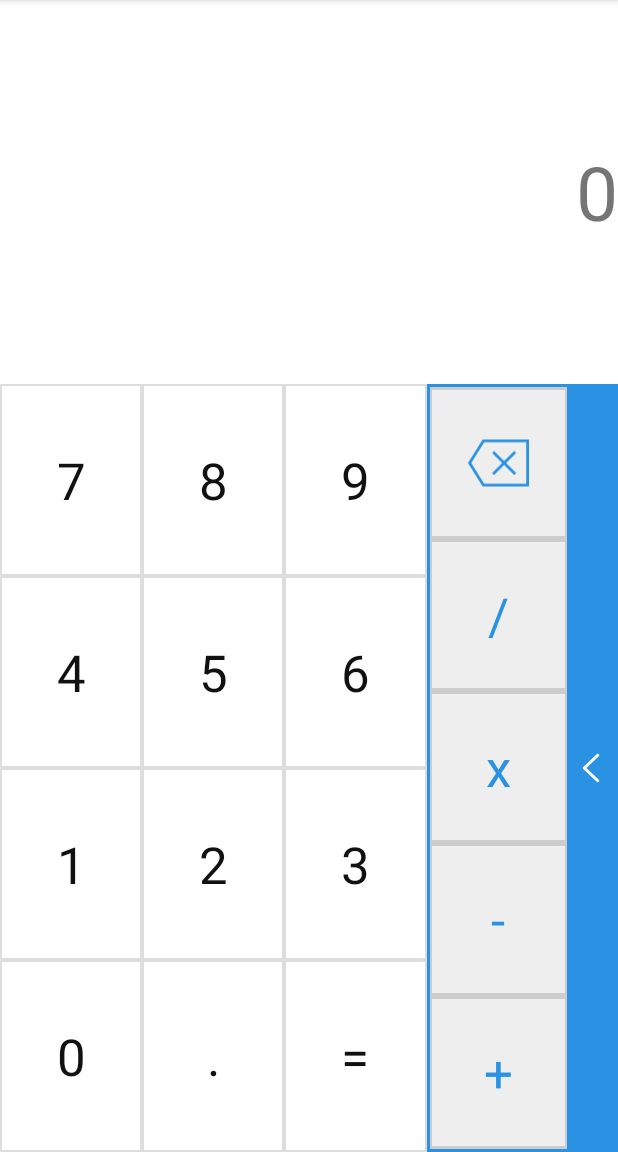
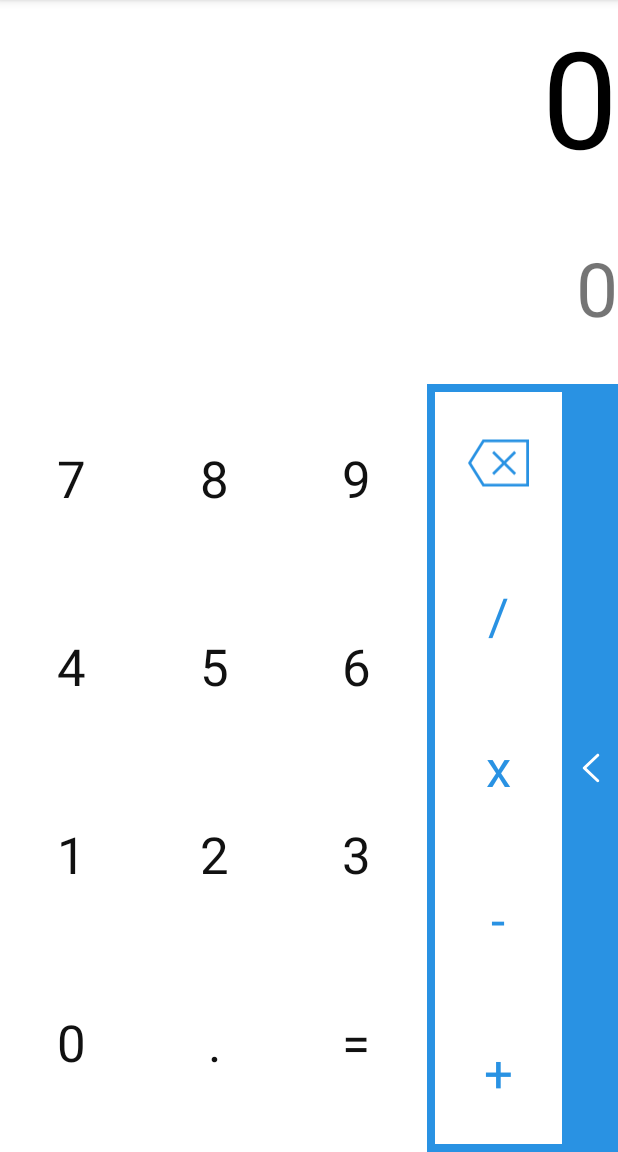
Before and after one commit to Dr33Deathman/AndoidDevelopment, an Android app: the screen it shows after launch (MainActivity), on a phone screen of 412 x 824 dp, the part 84-1236 px from its top. Run offline under Robolectric (Android 15) with nearby library versions, the phone set to English and light mode, and no system bars.

```diff
--- a/app/src/main/res/drawable/ic_backspace.xml
+++ b/app/src/main/res/drawable/ic_backspace.xml
@@ -6,9 +6,9 @@
   <path
       android:fillColor="#2992e3"
       android:pathData="M10.625,5.09L0,22.09l10.625,17H44.18v-34H10.625zM42.18,37.09H11.734l-9.375,-15l9.375,-15H42.18V37.09z"
-      android:strokeWidth="3"/>
+      android:strokeWidth="70"/>
   <path
       android:fillColor="#2992e3"
       android:pathData="M18.887,30.797l7.293,-7.293l7.293,7.293l1.414,-1.414l-7.293,-7.293l7.293,-7.293l-1.414,-1.414l-7.293,7.293l-7.293,-7.293l-1.414,1.414l7.293,7.293l-7.293,7.293z"
-      android:strokeWidth="3"/>
+      android:strokeWidth="70"/>
 </vector>
--- a/app/src/main/res/layout/activity_main.xml
+++ b/app/src/main/res/layout/activity_main.xml
@@ -7,112 +7,143 @@
     tools:context=".MainActivity">
 
     <TextView
-        android:id="@+id/editText"
+        android:id="@+id/inputText"
         android:layout_width="match_parent"
         android:layout_height="0dp"
-        android:layout_weight="2"
+        android:layout_weight="1"
         android:gravity="center|end"
-        android:text="0"
-        android:textSize="50dp" />
+        android:text="@string/_0"
+        android:textColor="@color/black"
+        android:textSize="90sp" />
+
+    <TextView
+        android:id="@+id/outputText"
+        android:layout_width="match_parent"
+        android:layout_height="0dp"
+        android:layout_weight="1"
+        android:gravity="center|end"
+        android:text="@string/_0"
+        android:textSize="50sp" />
 
     <LinearLayout
         android:layout_width="match_parent"
         android:layout_height="0dp"
-        android:layout_weight="4">
+        android:layout_weight="4"
+        android:weightSum="13">
 
-        <LinearLayout
+        <RelativeLayout
+            android:id="@+id/numbersKeypad"
             android:layout_width="0dp"
             android:layout_height="match_parent"
-            android:layout_weight="9"
-            android:orientation="vertical">
+            android:layout_weight="9">
 
-            <LinearLayout
-                android:layout_width="match_parent"
-                android:layout_height="0dp"
-                android:layout_weight="1"
-                android:orientation="horizontal">
             <TextView
+                android:id="@+id/_7"
                 style="@style/ButtonNumbers"
-                    android:text="7" />
+                android:text="@string/_7" />
+
             <TextView
+                android:id="@+id/_8"
                 style="@style/ButtonNumbers"
-                    android:text="8" />
+                android:layout_toEndOf="@id/_7"
+                android:text="@string/_8" />
+
             <TextView
+                android:id="@+id/_9"
                 style="@style/ButtonNumbers"
-                    android:text="9"/>
-            </LinearLayout>
-            <LinearLayout
-                android:layout_width="match_parent"
-                android:layout_height="0dp"
-                android:layout_weight="1"
-                android:orientation="horizontal">
+                android:layout_toEndOf="@id/_8"
+                android:text="@string/_9" />
+
             <TextView
+                android:id="@+id/_4"
                 style="@style/ButtonNumbers"
-                    android:text="4" />
+                android:layout_below="@id/_7"
+                android:text="@string/_4" />
+
             <TextView
+                android:id="@+id/_5"
                 style="@style/ButtonNumbers"
-                    android:text="5" />
+                android:layout_below="@id/_8"
+                android:layout_toEndOf="@id/_4"
+                android:text="@string/_5" />
+
             <TextView
+                android:id="@+id/_6"
                 style="@style/ButtonNumbers"
-                    android:text="6"/>
+                android:layout_below="@id/_9"
+                android:layout_toEndOf="@id/_5"
+                android:text="@string/_6" />
 
-            </LinearLayout>
-            <LinearLayout
-                android:layout_width="match_parent"
-                android:layout_height="0dp"
-                android:layout_weight="1"
-                android:orientation="horizontal">
             <TextView
+                android:id="@+id/_1"
                 style="@style/ButtonNumbers"
-                    android:text="1" />
+                android:layout_below="@id/_4"
+                android:text="@string/_1" />
+
             <TextView
+                android:id="@+id/_2"
                 style="@style/ButtonNumbers"
-                    android:text="2" />
+                android:layout_below="@id/_5"
+                android:layout_toEndOf="@id/_1"
+                android:text="@string/_2" />
+
             <TextView
+                android:id="@+id/_3"
                 style="@style/ButtonNumbers"
-                    android:text="3"/>
-            </LinearLayout>
-            <LinearLayout
-                android:layout_width="match_parent"
-                android:layout_height="0dp"
-                android:layout_weight="1"
-                android:orientation="horizontal">
+                android:layout_below="@id/_6"
+                android:layout_toEndOf="@id/_2"
+                android:text="@string/_3" />
+
             <TextView
+                android:id="@+id/_0"
                 style="@style/ButtonNumbers"
-                    android:text="0" />
+                android:layout_below="@id/_1"
+                android:text="@string/_0" />
+
             <TextView
+                android:id="@+id/_dot"
                 style="@style/ButtonNumbers"
-                    android:text="." />
+                android:layout_below="@id/_2"
+                android:layout_toEndOf="@id/_0"
+                android:text="@string/_dot" />
+
             <TextView
+                android:id="@+id/_equals"
                 style="@style/ButtonNumbers"
-                    android:text="="/>
-            </LinearLayout>
+                android:layout_below="@id/_3"
+                android:layout_toEndOf="@id/_dot"
+                android:text="@string/equals" />
 
-        </LinearLayout>
+        </RelativeLayout>
 
         <LinearLayout
             android:layout_width="0dp"
             android:layout_height="match_parent"
             android:layout_weight="3"
-            android:orientation="vertical"
             android:background="@drawable/operations_layout_border"
-            >
+            android:orientation="vertical">
+
             <ImageView
                 style="@style/ButtonOperations"
                 android:padding="25dp"
-                android:src="@drawable/ic_backspace"/>
+                android:src="@drawable/ic_backspace" />
+
             <TextView
                 style="@style/ButtonOperations"
-                android:text="/"/>
+                android:text="@string/divide" />
+
             <TextView
                 style="@style/ButtonOperations"
-                android:text="x"/>
+                android:text="@string/multiplication" />
+
             <TextView
                 style="@style/ButtonOperations"
-                android:text="-"/>
+                android:text="@string/minus" />
+
             <TextView
                 style="@style/ButtonOperations"
-                android:text="+"/>
+                android:text="@string/plus" />
+
         </LinearLayout>
 
         <LinearLayout
@@ -120,44 +151,13 @@
             android:layout_height="match_parent"
             android:layout_weight="1"
             android:background="#2992e3">
+
             <ImageView
                 android:layout_width="match_parent"
                 android:layout_height="match_parent"
-                android:src="@drawable/ic_arrow_left"
-                />
+                android:src="@drawable/ic_arrow_left" />
         </LinearLayout>
-
-        <!--        <LinearLayout style="@style/LineOfButtons">-->
-        <!--            <Button style="@style/ButtonStyle" android:text="C"/>-->
-        <!--            <Button style="@style/ButtonStyle" android:text="^"/>-->
-        <!--            <Button style="@style/ButtonStyle" android:text="◀"/>-->
-        <!--            <Button style="@style/ButtonStyle" android:text="/" />-->
-        <!--        </LinearLayout>-->
-        <!--        <LinearLayout style="@style/LineOfButtons">-->
-        <!--            <Button style="@style/ButtonStyle" android:text="7"/>-->
-        <!--            <Button style="@style/ButtonStyle" android:text="8"/>-->
-        <!--            <Button style="@style/ButtonStyle" android:text="9"/>-->
-        <!--            <Button style="@style/ButtonStyle" android:text="*"/>-->
-        <!--        </LinearLayout>-->
-        <!--        <LinearLayout style="@style/LineOfButtons">-->
-        <!--            <Button style="@style/ButtonStyle" android:text="4"/>-->
-        <!--            <Button style="@style/ButtonStyle" android:text="5"/>-->
-        <!--            <Button style="@style/ButtonStyle" android:text="6"/>-->
-        <!--            <Button style="@style/ButtonStyle" android:text="-"/>-->
-        <!--        </LinearLayout>-->
-        <!--        <LinearLayout style="@style/LineOfButtons">-->
-        <!--            <Button style="@style/ButtonStyle" android:text="1"/>-->
-        <!--            <Button style="@style/ButtonStyle" android:text="2"/>-->
-        <!--            <Button style="@style/ButtonStyle" android:text="3"/>-->
-        <!--            <Button style="@style/ButtonStyle" android:text="."/>-->
-        <!--        </LinearLayout>-->
-        <!--        <LinearLayout style="@style/LineOfButtons">-->
-        <!--            <Button style="@style/ButtonStyle" android:text="±"/>-->
-        <!--            <Button style="@style/ButtonStyle" android:text="0"/>-->
-        <!--            <Button style="@style/ButtonStyle" android:text="=" android:layout_weight="2" android:layout_marginLeft="8dp" android:layout_marginRight="8dp"/>-->
-        <!--        </LinearLayout>-->
 
     </LinearLayout>
 
-
 </LinearLayout>
--- a/app/src/main/res/values/strings.xml
+++ b/app/src/main/res/values/strings.xml
@@ -1,3 +1,19 @@
 <resources>
     <string name="app_name">Calculator</string>
+    <string name="_0">0</string>
+    <string name="_7">7</string>
+    <string name="_8">8</string>
+    <string name="_9">9</string>
+    <string name="_4">4</string>
+    <string name="_5">5</string>
+    <string name="_6">6</string>
+    <string name="_1">1</string>
+    <string name="_2">2</string>
+    <string name="_3">3</string>
+    <string name="_dot">.</string>
+    <string name="equals">=</string>
+    <string name="divide">/</string>
+    <string name="multiplication">x</string>
+    <string name="minus">-</string>
+    <string name="plus">+</string>
 </resources>
--- a/app/src/main/res/values/styles.xml
+++ b/app/src/main/res/values/styles.xml
@@ -1,36 +1,15 @@
 <?xml version="1.0" encoding="utf-8"?>
 <resources>
-    <style name="LineOfButtons">
-        <item name="android:layout_weight">1</item>
-        <item name="android:layout_width">match_parent</item>
-        <item name="android:layout_height">0dp</item>
-        <item name="android:weightSum">4</item>
-    </style>
-    <style name="ButtonStyle">
-        <item name="android:layout_weight">1</item>
-        <item name="android:layout_width">0dp</item>
-        <item name="android:layout_height">match_parent</item>
-<!--        <item name="android:paddingLeft">4dp</item>-->
-<!--        <item name="android:paddingRight">4dp</item>-->
-        <item name="android:layout_marginLeft">4dp</item>
-        <item name="android:layout_marginRight">4dp</item>
-<!--        <item name="android:layout_marginTop">4dp</item>-->
-<!--        <item name="android:layout_marginBottom">4dp</item>-->
-        <item name="android:typeface">monospace</item>
-        <item name="android:textSize">12pt</item>
-        <item name="android:textColor">#00FF00</item>
-<!--        <item name="android:background">@drawable/gradient</item>-->
-    </style>
     <style name="ButtonNumbers">
-        <item name="android:layout_weight">1</item>
-        <item name="android:layout_width">0dp</item>
-        <item name="android:layout_height">match_parent</item>
+
+        <item name="android:layout_width">95dp</item>
+        <item name="android:layout_height">125dp</item>
         <item name="android:textSize">34sp</item>
 <!--        <item name="android:textStyle">bold</item>-->
         <item name="android:textAlignment">center</item>
         <item name="android:gravity">center</item>
 <!--        <item name="android:background">#eeeeee</item>        -->
-        <item name="android:background">@drawable/numbers_border</item>
+<!--        <item name="android:background">@drawable/numbers_border</item>-->
         <item name="android:textColor">#111111</item>
     </style>
     <style name="ButtonOperations">
@@ -42,7 +21,7 @@
         <item name="android:textAlignment">center</item>
         <item name="android:gravity">center</item>
 <!--        <item name="android:background">#eeeeee</item>-->
-        <item name="android:background">@drawable/operations_line_divider</item>
+<!--        <item name="android:background">@drawable/operations_line_divider</item>-->
 <!--        <item name="android:background">@drawable/operations_border</item>-->
         <item name="android:textColor">#2992e3</item>
     </style>
```
Lines whose indentation alone changed are shown as unchanged.
